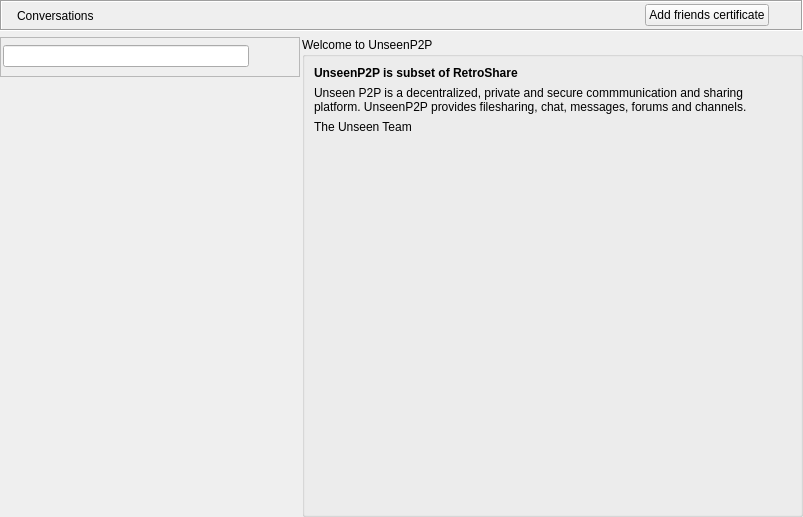
Old version of the form retroshare-gui/src/gui/ChatLobbyWidget.ui in the repository unseenp2pdev/RetroShare.
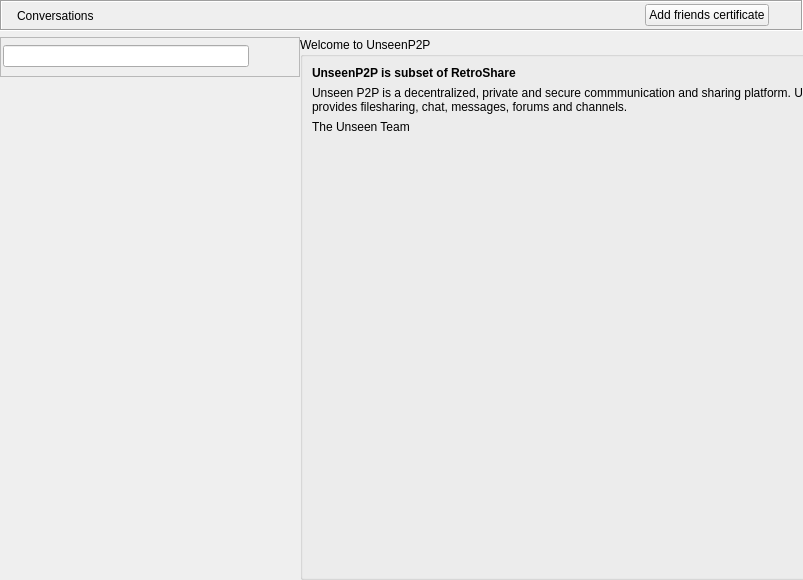
New version of the form. Icons and pictures are not drawn. Custom widgets are drawn as their Qt base class.

Commit message: fix width and disable hide behaviour for GroupChat window

What changed in the file:
```diff
--- a/retroshare-gui/src/gui/ChatLobbyWidget.ui
+++ b/retroshare-gui/src/gui/ChatLobbyWidget.ui
@@ -7,9 +7,15 @@
     <x>0</x>
     <y>0</y>
     <width>803</width>
-    <height>517</height>
+    <height>580</height>
    </rect>
   </property>
+  <property name="minimumSize">
+   <size>
+    <width>790</width>
+    <height>580</height>
+   </size>
+  </property>
   <layout class="QVBoxLayout">
    <property name="leftMargin">
     <number>0</number>
@@ -220,10 +226,16 @@
          </property>
          <property name="minimumSize">
           <size>
-           <width>235</width>
+           <width>300</width>
            <height>0</height>
           </size>
          </property>
+         <property name="maximumSize">
+          <size>
+           <width>16777215</width>
+           <height>16777215</height>
+          </size>
+         </property>
          <property name="autoFillBackground">
           <bool>true</bool>
          </property>
@@ -247,6 +259,12 @@
         <verstretch>0</verstretch>
        </sizepolicy>
       </property>
+      <property name="minimumSize">
+       <size>
+        <width>590</width>
+        <height>0</height>
+       </size>
+      </property>
       <property name="currentIndex">
        <number>0</number>
       </property>
```
Left out of the diff: 2 changed lines with no effect on the pictures. The commit also changes 5 other files.
